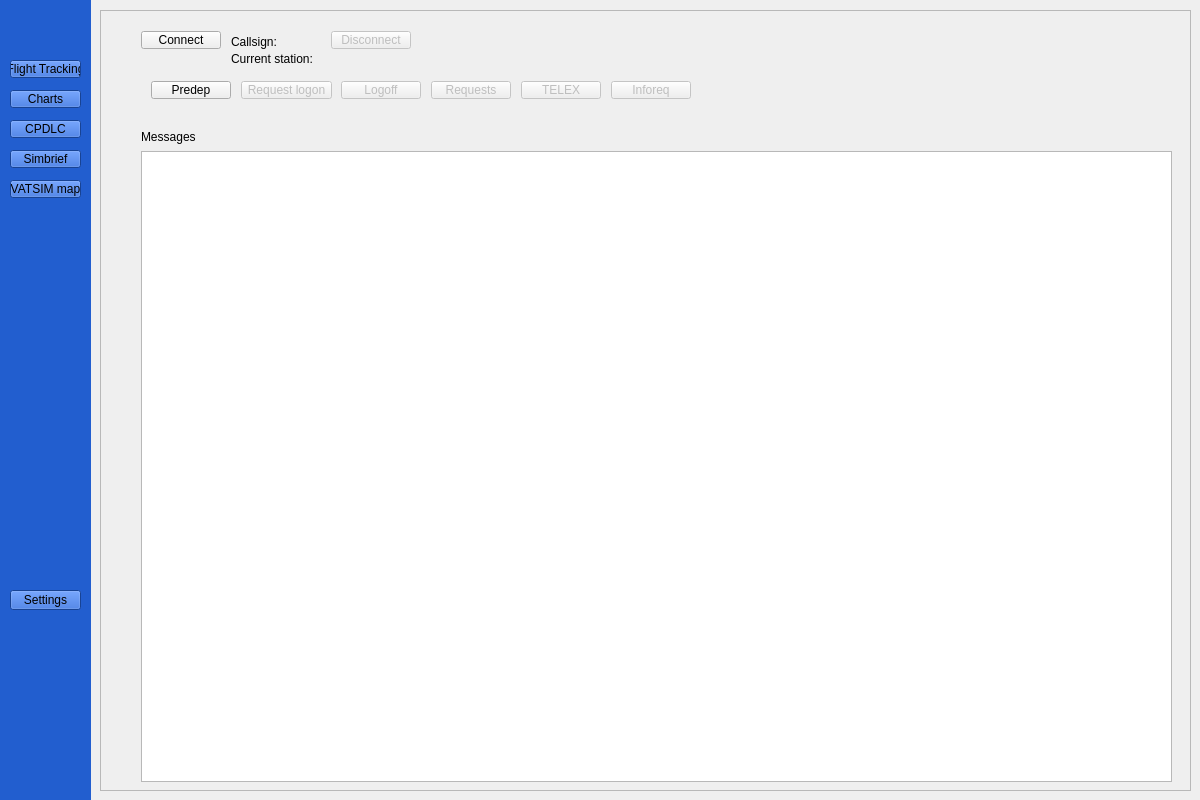
Old version of the form tracking.ui in the repository WiktorKociuba/VATATS.
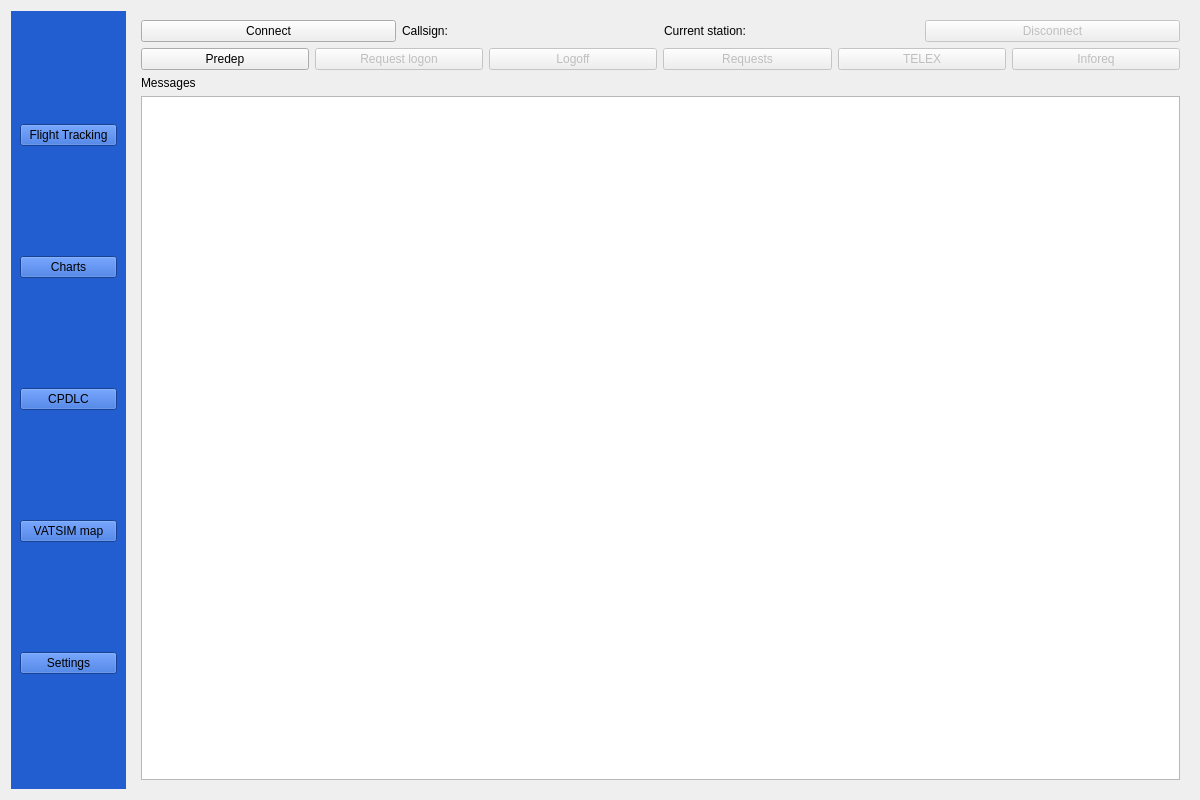
New version of the form. The open tabs and pages were chosen to show the change.

Commit message: Add widget resize with window resize

Patch:
```diff
--- a/tracking.ui
+++ b/tracking.ui
@@ -16,24 +16,36 @@
     <verstretch>0</verstretch>
    </sizepolicy>
   </property>
+  <property name="minimumSize">
+   <size>
+    <width>0</width>
+    <height>0</height>
+   </size>
+  </property>
   <property name="windowTitle">
    <string>Form</string>
   </property>
+  <layout class="QHBoxLayout" name="horizontalLayout">
+   <item>
   <widget class="QFrame" name="frame">
-   <property name="geometry">
-    <rect>
-     <x>-10</x>
-     <y>-10</y>
-     <width>101</width>
-     <height>811</height>
-    </rect>
-   </property>
    <property name="sizePolicy">
-    <sizepolicy hsizetype="Expanding" vsizetype="Expanding">
+      <sizepolicy hsizetype="Fixed" vsizetype="Expanding">
      <horstretch>0</horstretch>
      <verstretch>0</verstretch>
     </sizepolicy>
    </property>
+     <property name="minimumSize">
+      <size>
+       <width>115</width>
+       <height>0</height>
+      </size>
+     </property>
+     <property name="maximumSize">
+      <size>
+       <width>115</width>
+       <height>16777215</height>
+      </size>
+     </property>
    <property name="autoFillBackground">
     <bool>false</bool>
    </property>
@@ -49,28 +61,16 @@
    <property name="lineWidth">
     <number>0</number>
    </property>
+     <layout class="QVBoxLayout" name="verticalLayout_2">
+      <item>
    <widget class="QPushButton" name="flightTrackingPB">
-    <property name="geometry">
-     <rect>
-      <x>20</x>
-      <y>70</y>
-      <width>71</width>
-      <height>18</height>
-     </rect>
-    </property>
     <property name="text">
      <string>Flight Tracking</string>
     </property>
    </widget>
+      </item>
+      <item>
    <widget class="QPushButton" name="chartsPB">
-    <property name="geometry">
-     <rect>
-      <x>20</x>
-      <y>100</y>
-      <width>71</width>
-      <height>18</height>
-     </rect>
-    </property>
     <property name="styleSheet">
      <string notr="true"/>
     </property>
@@ -78,92 +78,42 @@
      <string>Charts</string>
     </property>
    </widget>
+      </item>
+      <item>
    <widget class="QPushButton" name="CPDLCPB">
-    <property name="geometry">
-     <rect>
-      <x>20</x>
-      <y>130</y>
-      <width>71</width>
-      <height>18</height>
-     </rect>
-    </property>
     <property name="text">
      <string>CPDLC</string>
     </property>
    </widget>
-   <widget class="QPushButton" name="simbriefPB">
-    <property name="geometry">
-     <rect>
-      <x>20</x>
-      <y>160</y>
-      <width>71</width>
-      <height>18</height>
-     </rect>
-    </property>
-    <property name="text">
-     <string>Simbrief</string>
-    </property>
-   </widget>
-   <widget class="QPushButton" name="settings">
-    <property name="geometry">
-     <rect>
-      <x>20</x>
-      <y>600</y>
-      <width>71</width>
-      <height>20</height>
-     </rect>
-    </property>
-    <property name="text">
-     <string>Settings</string>
-    </property>
-   </widget>
+      </item>
+      <item>
    <widget class="QPushButton" name="vatsimPB">
-    <property name="geometry">
-     <rect>
-      <x>20</x>
-      <y>190</y>
-      <width>71</width>
-      <height>18</height>
-     </rect>
-    </property>
     <property name="text">
      <string>VATSIM map</string>
     </property>
    </widget>
-  </widget>
-  <widget class="QScrollArea" name="scrollArea">
-   <property name="geometry">
-    <rect>
-     <x>100</x>
-     <y>10</y>
-     <width>1091</width>
-     <height>781</height>
-    </rect>
-   </property>
-   <property name="widgetResizable">
-    <bool>true</bool>
-   </property>
-   <widget class="QWidget" name="scrollAreaWidgetContents">
-    <property name="geometry">
-     <rect>
-      <x>0</x>
-      <y>0</y>
-      <width>1089</width>
-      <height>779</height>
-     </rect>
-    </property>
+      </item>
+      <item>
+       <widget class="QPushButton" name="settings">
+        <property name="text">
+         <string>Settings</string>
+        </property>
+       </widget>
+      </item>
+     </layout>
+    </widget>
+   </item>
+   <item>
     <widget class="QStackedWidget" name="stackedWidget">
-     <property name="geometry">
-      <rect>
-       <x>10</x>
-       <y>10</y>
-       <width>1071</width>
-       <height>761</height>
-      </rect>
+     <property name="sizePolicy">
+      <sizepolicy hsizetype="Expanding" vsizetype="Expanding">
+       <horstretch>0</horstretch>
+       <verstretch>0</verstretch>
+      </sizepolicy>
      </property>
      <property name="minimumSize">
       <size>
-       <width>1071</width>
+       <width>0</width>
        <height>0</height>
       </size>
      </property>
@@ -385,177 +335,137 @@
       </widget>
      </widget>
      <widget class="QWidget" name="page_3">
+      <layout class="QVBoxLayout" name="verticalLayout_5">
+       <item>
+        <layout class="QHBoxLayout" name="horizontalLayout_7">
+         <item>
       <widget class="QPushButton" name="connectHoppie">
-       <property name="geometry">
-        <rect>
-         <x>30</x>
-         <y>10</y>
-         <width>80</width>
-         <height>18</height>
-        </rect>
-       </property>
        <property name="text">
         <string>Connect</string>
        </property>
       </widget>
-      <widget class="QPushButton" name="disconnectHoppie">
-       <property name="enabled">
-        <bool>false</bool>
-       </property>
-       <property name="geometry">
-        <rect>
-         <x>220</x>
-         <y>10</y>
-         <width>80</width>
-         <height>18</height>
-        </rect>
-       </property>
-       <property name="text">
-        <string>Disconnect</string>
-       </property>
-      </widget>
+         </item>
+         <item>
       <widget class="QLabel" name="callsignLabel">
-       <property name="geometry">
-        <rect>
-         <x>120</x>
-         <y>10</y>
-         <width>101</width>
-         <height>21</height>
-        </rect>
+           <property name="minimumSize">
+            <size>
+             <width>100</width>
+             <height>0</height>
+            </size>
        </property>
        <property name="text">
         <string>Callsign:</string>
        </property>
       </widget>
-      <widget class="QListWidget" name="listWidget">
-       <property name="geometry">
-        <rect>
-         <x>30</x>
-         <y>130</y>
-         <width>1031</width>
-         <height>631</height>
-        </rect>
-       </property>
-      </widget>
-      <widget class="QLabel" name="label_6">
-       <property name="geometry">
-        <rect>
-         <x>30</x>
-         <y>105</y>
-         <width>71</width>
-         <height>21</height>
-        </rect>
+         </item>
+         <item>
+          <widget class="QLabel" name="currentStationLabel">
+           <property name="minimumSize">
+            <size>
+             <width>100</width>
+             <height>0</height>
+            </size>
+           </property>
+           <property name="text">
+            <string>Current station:</string>
+           </property>
+          </widget>
+         </item>
+         <item>
+          <widget class="QPushButton" name="disconnectHoppie">
+           <property name="enabled">
+            <bool>false</bool>
        </property>
        <property name="text">
-        <string>Messages</string>
-       </property>
-      </widget>
+            <string>Disconnect</string>
+           </property>
+          </widget>
+         </item>
+        </layout>
+       </item>
+       <item>
+        <layout class="QHBoxLayout" name="horizontalLayout_8">
+         <item>
       <widget class="QPushButton" name="predepPB">
-       <property name="geometry">
-        <rect>
-         <x>40</x>
-         <y>60</y>
-         <width>80</width>
-         <height>18</height>
-        </rect>
-       </property>
        <property name="text">
         <string>Predep</string>
        </property>
       </widget>
-      <widget class="QPushButton" name="reqPB">
-       <property name="enabled">
-        <bool>false</bool>
-       </property>
-       <property name="geometry">
-        <rect>
-         <x>320</x>
-         <y>60</y>
-         <width>80</width>
-         <height>18</height>
-        </rect>
-       </property>
-       <property name="text">
-        <string>Requests</string>
-       </property>
-      </widget>
+         </item>
+         <item>
       <widget class="QPushButton" name="logonPB">
        <property name="enabled">
         <bool>false</bool>
        </property>
-       <property name="geometry">
-        <rect>
-         <x>130</x>
-         <y>60</y>
-         <width>91</width>
-         <height>18</height>
-        </rect>
-       </property>
        <property name="text">
         <string>Request logon</string>
        </property>
       </widget>
-      <widget class="QLabel" name="currentStationLabel">
-       <property name="geometry">
-        <rect>
-         <x>120</x>
-         <y>30</y>
-         <width>131</width>
-         <height>16</height>
-        </rect>
-       </property>
-       <property name="text">
-        <string>Current station:</string>
-       </property>
-      </widget>
+         </item>
+         <item>
       <widget class="QPushButton" name="logoffPB">
        <property name="enabled">
         <bool>false</bool>
        </property>
-       <property name="geometry">
-        <rect>
-         <x>230</x>
-         <y>60</y>
-         <width>80</width>
-         <height>18</height>
-        </rect>
-       </property>
        <property name="text">
         <string>Logoff</string>
        </property>
       </widget>
+         </item>
+         <item>
+          <widget class="QPushButton" name="reqPB">
+           <property name="enabled">
+            <bool>false</bool>
+           </property>
+           <property name="text">
+            <string>Requests</string>
+           </property>
+          </widget>
+         </item>
+         <item>
       <widget class="QPushButton" name="telexPB">
        <property name="enabled">
         <bool>false</bool>
        </property>
-       <property name="geometry">
-        <rect>
-         <x>410</x>
-         <y>60</y>
-         <width>80</width>
-         <height>18</height>
-        </rect>
-       </property>
        <property name="text">
         <string>TELEX</string>
        </property>
       </widget>
+         </item>
+         <item>
       <widget class="QPushButton" name="inforeqPB">
        <property name="enabled">
         <bool>false</bool>
        </property>
-       <property name="geometry">
-        <rect>
-         <x>500</x>
-         <y>60</y>
-         <width>80</width>
-         <height>18</height>
-        </rect>
-       </property>
        <property name="text">
         <string>Inforeq</string>
        </property>
       </widget>
+         </item>
+        </layout>
+       </item>
+       <item>
+        <layout class="QVBoxLayout" name="verticalLayout_4">
+         <item>
+          <widget class="QLabel" name="label_6">
+           <property name="text">
+            <string>Messages</string>
+           </property>
+          </widget>
+         </item>
+         <item>
+          <widget class="QListWidget" name="listWidget">
+           <property name="minimumSize">
+            <size>
+             <width>300</width>
+             <height>300</height>
+            </size>
+           </property>
+          </widget>
+         </item>
+        </layout>
+       </item>
+      </layout>
      </widget>
      <widget class="QWidget" name="page_4"/>
      <widget class="QWidget" name="page_6">
@@ -773,10 +683,8 @@
       </widget>
      </widget>
     </widget>
-   </widget>
-  </widget>
-  <zorder>scrollArea</zorder>
-  <zorder>frame</zorder>
+   </item>
+  </layout>
  </widget>
  <resources/>
  <connections/>
```
Left out of the diff: 324 changed lines with no effect on the pictures. Lines whose indentation alone changed are shown as unchanged. The commit also changes 4 other files.
